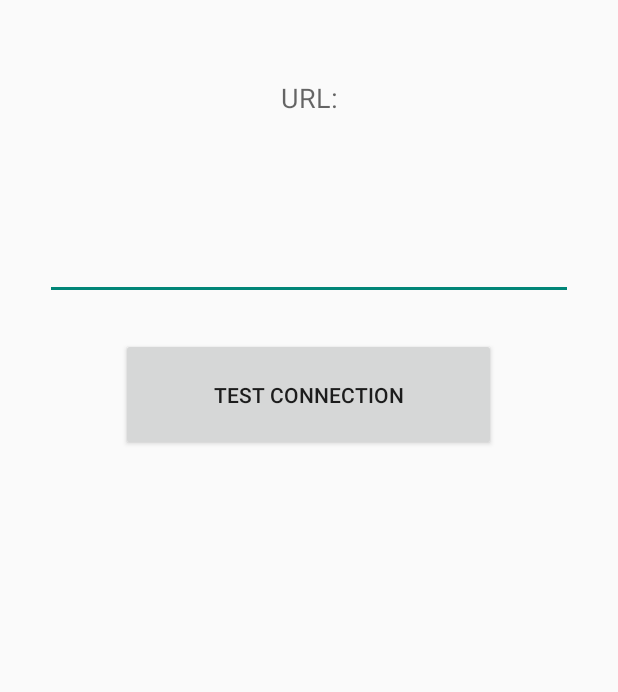
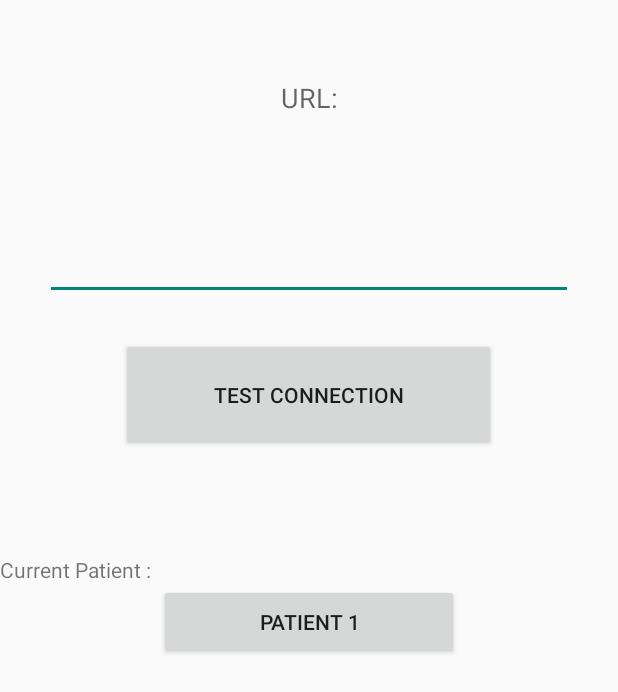
Before and after one commit to triarts/AI-FinalProject, an Android app: the screen it shows after launch (SettingActivity), after a tap on "User", on a phone screen of 412 x 824 dp. Shown: the top 692 px of the screen. Run offline under Robolectric (Android 15) with nearby library versions, the phone set to English and light mode, and no system bars; our stand-ins replace Volley; libraries missing offline, so code that uses them is left out: com.jjoe64.graphview; network calls fail; 14 statements that could not run were skipped.

Commit message:
multi device

```diff
--- a/app/build.gradle
+++ b/app/build.gradle
@@ -23,9 +23,13 @@ dependencies {
     implementation 'com.android.support:appcompat-v7:28.0.0'
     implementation 'com.android.support.constraint:constraint-layout:1.1.3'
     testImplementation 'junit:junit:4.12'
+    implementation 'com.jjoe64:graphview:4.2.2'
+
     androidTestImplementation 'com.android.support.test:runner:1.0.2'
     androidTestImplementation 'com.android.support.test.espresso:espresso-core:3.0.2'
 
     implementation 'com.android.volley:volley:1.1.1'
     implementation 'com.opencsv:opencsv:3.9'
+
+
 }
--- a/app/src/main/java/com/personalapp/ai_final_project/Global.java
+++ b/app/src/main/java/com/personalapp/ai_final_project/Global.java
@@ -2,12 +2,13 @@ package com.personalapp.ai_final_project;
 
 public class Global {
 
-    static String url_link,SETTING_FLAG,defaultURL,FILENAME,FILENAME2,keyJson;
+    static String url_link,SETTING_FLAG,defaultURL,FILENAME,FILENAME2,keyJson,patientId;
     static int csv_full,csv_500,csv_filtered,csv_small;
     public Global()
     {
         SETTING_FLAG = "setting_flag";
         url_link = "URLLINK";
+        patientId = "patientId";
 
 
         FILENAME = "raw/mitbih_test_number_format.csv";
--- a/app/src/main/java/com/personalapp/ai_final_project/MainActivity.java
+++ b/app/src/main/java/com/personalapp/ai_final_project/MainActivity.java
@@ -18,6 +18,12 @@ import android.widget.Button;
 import android.widget.SeekBar;
 import android.widget.TextView;
 import android.widget.Toast;
+
+import com.jjoe64.graphview.GraphView;
+import com.jjoe64.graphview.GridLabelRenderer;
+import com.jjoe64.graphview.Viewport;
+import com.jjoe64.graphview.series.DataPoint;
+import com.jjoe64.graphview.series.LineGraphSeries;
 
 import java.io.InputStream;
 import java.util.ArrayList;
@@ -45,6 +51,13 @@ public class MainActivity extends AppCompatActivity {
     List<String[]> listHBCSV;
 
     boolean flagRandom = true;
+
+    //## graph
+    private LineGraphSeries<DataPoint> series;
+    private int lastX = 0;
+    private int rowcounter=0;
+    private String[] datagraph;
+    private int counter;
     @Override
     protected void onCreate(Bundle savedInstanceState) {
         super.onCreate(savedInstanceState);
@@ -79,6 +92,26 @@ public class MainActivity extends AppCompatActivity {
             Collections.shuffle(listHBCSV);
         }
 
+        //###GRAPH
+        datagraph =  (String[]) listHBCSV.get(rowcounter);
+        GraphView graph = (GraphView) findViewById(R.id.graph);
+        graph.getGridLabelRenderer().setGridStyle( GridLabelRenderer.GridStyle.NONE );
+        // data
+        series = new LineGraphSeries<DataPoint>();
+        graph.addSeries(series);
+        // customize a little bit viewport
+        Viewport viewport = graph.getViewport();
+        viewport.setDrawBorder(true);
+        viewport.setYAxisBoundsManual(true);
+        viewport.setXAxisBoundsManual(true);
+        viewport.setMinX(0);
+        viewport.setMaxX(1000);
+        viewport.setMinY(-0.1);
+        viewport.setMaxY(1.5);
+        viewport.setScrollable(true);
+        //###GRAPH
+
+
         //tvLog.append(PostToServer.StringArrayCombine(list.get(0)));
 
 
@@ -89,7 +122,8 @@ public class MainActivity extends AppCompatActivity {
         //PostToServer.postRequest(glob.defaultURL,MainActivity.this,PostToServer.setJson("hb",ArrList));
         setupArrListSample();
         mPostToServer.setTextViewLog(tvLog);
-        mPostToServer.setAllVariable(glob.defaultURL,MainActivity.this,PostToServer.setJson(glob.keyJson,setupArrListSample()));
+        mPostToServer.setShared(MainActivity.this);
+        mPostToServer.setAllVariable(glob.defaultURL,PostToServer.setJson(glob.keyJson,setupArrListSample()));
 
 
 
@@ -240,31 +274,53 @@ public class MainActivity extends AppCompatActivity {
         return super.onOptionsItemSelected(item);
     }
 
-    public  boolean isStoragePermissionGranted() {
-        if (Build.VERSION.SDK_INT >= Build.VERSION_CODES.M) {
-            if (checkSelfPermission(android.Manifest.permission.WRITE_EXTERNAL_STORAGE)
-                    == PackageManager.PERMISSION_GRANTED) {
-                Log.v(TAG,"Permission is granted");
-                return true;
-            } else {
 
-                Log.v(TAG,"Permission is revoked");
-                ActivityCompat.requestPermissions(this, new String[]{Manifest.permission.WRITE_EXTERNAL_STORAGE}, 1);
-                return false;
+    //###GRAPH
+    @Override
+    protected void onResume() {
+        super.onResume();
+        // we're going to simulate real time with thread that append data to the graph
+        new Thread(new Runnable() {
+            @Override
+            public void run() {
+                for (int i = 0; i <listHBCSV.size(); i++) {
+                    runOnUiThread(new Runnable() {
+                        @Override
+                        public void run() {
+                            for(int i=0;i<187;i++)
+                            {
+                                if(counter < datagraph.length-1)
+                                {
+                                    addEntry();
+                                    counter+=1;
+                                }
+                                else{
+                                    rowcounter++;
+                                    counter=0;
+
+                                }
+                            }
+
+                        }
+                    });
+
+                    // sleep to slow down the add of entries
+                    try {
+                        Thread.sleep(5000);
+                    } catch (InterruptedException e) {
+                        // manage error ...
+                    }
+                }
             }
-        }
-        else { //permission is automatically granted on sdk<23 upon installation
-            Log.v(TAG,"Permission is granted");
-            return true;
-        }
+        }).start();
     }
 
-    @Override
-    public void onRequestPermissionsResult(int requestCode, String[] permissions, int[] grantResults) {
-        super.onRequestPermissionsResult(requestCode, permissions, grantResults);
-        if(grantResults.length > 0 && grantResults[0] == PackageManager.PERMISSION_GRANTED){
-            Log.v(TAG,"Permission: "+permissions[0]+ "was "+grantResults[0]);
-            //resume tasks needing this permission
-        }
+    // add random data to graph
+    Double dataInput;
+    private void addEntry() {
+            dataInput = Double.parseDouble(datagraph[counter]);
+            // here, we choose to display max 10 points on the viewport and we scroll to end
+            series.appendData(new DataPoint(lastX++, dataInput), true, 935);
     }
+    //###GRAPH
 }
--- a/app/src/main/java/com/personalapp/ai_final_project/PostToServer.java
+++ b/app/src/main/java/com/personalapp/ai_final_project/PostToServer.java
@@ -1,6 +1,7 @@
 package com.personalapp.ai_final_project;
 
 import android.content.Context;
+import android.content.SharedPreferences;
 import android.util.Log;
 import android.widget.TextView;
 import android.widget.Toast;
@@ -25,10 +26,12 @@ public class PostToServer {
     Context con;
     Map<String, String> postParam;
     static TextView tvLog;
-
+    static SharedPreferences sharedPref;
+    static Global glob = new Global();
     public PostToServer() {
 
     }
+
 
     public PostToServer(String url, final Context con, Map<String, String> postParam) {
         this.URL = url;
@@ -36,11 +39,17 @@ public class PostToServer {
         this.postParam = postParam;
     }
 
-    public void setAllVariable(String url, final Context con, Map<String, String> postParam)
+    public void setShared(final Context con)
+    {
+        this.con = con;
+        sharedPref = con.getSharedPreferences(glob.SETTING_FLAG, con.MODE_PRIVATE);
+    }
+
+    public void setAllVariable(String url , Map<String, String> postParam)
     {
         this.URL = url;
-        this.con = con;
         this.postParam = postParam;
+
     }
 
     public void setPostParam(Map<String, String> postParam) {
@@ -114,7 +123,11 @@ public class PostToServer {
     public static Map<String, String> setJson(String Name, List<String> valList)
     {
         Map<String, String> postParam= new HashMap<String, String>();
+        //#set Size
         postParam.put("HBCount",String.valueOf(valList.size()));
+        //#set PatientId
+        int patientID = sharedPref.getInt(glob.patientId, 0);
+        postParam.put("PID",String.valueOf(patientID));//patientID
         for(int i=0;i<valList.size();i++)
         {
             postParam.put(Name+i, valList.get(i));
--- a/app/src/main/java/com/personalapp/ai_final_project/SettingActivity.java
+++ b/app/src/main/java/com/personalapp/ai_final_project/SettingActivity.java
@@ -27,7 +27,7 @@ import java.util.Map;
 public class SettingActivity extends AppCompatActivity {
 
     EditText etURL;
-    Button btnCheck;
+    Button btnCheck,btnPatient;
     TextView tvSavedUrL;
     clickListener clickListener = new clickListener();
     Global glob = new Global();
@@ -41,13 +41,25 @@ public class SettingActivity extends AppCompatActivity {
         etURL = (EditText) findViewById(R.id.etURL);
         tvSavedUrL = (TextView) findViewById(R.id.tvSavedURL);
         btnCheck = (Button) findViewById(R.id.btnCheck);
+        btnPatient = (Button) findViewById(R.id.btnPatient);
 
 
         btnCheck.setOnClickListener(clickListener);
+        btnPatient.setOnClickListener(clickListener);
 
         //write
-//        sharedPref = getSharedPreferences(glob.SETTING_FLAG, MODE_PRIVATE);
-//        editor = sharedPref.edit();
+        sharedPref = getSharedPreferences(glob.SETTING_FLAG, MODE_PRIVATE);
+        editor = sharedPref.edit();
+        int lastPatientId = sharedPref.getInt(glob.patientId, 0);
+        if(lastPatientId == 0)
+        {
+            editor.putInt(glob.patientId, 1);
+            editor.apply();
+        }
+        else
+        {
+            btnPatient.setText("Patient "+lastPatientId);
+        }
 //        editor.putInt(glob.url_link, newHighScore);
 //        editor.apply();
 
@@ -83,6 +95,25 @@ public class SettingActivity extends AppCompatActivity {
                 // save url at shared preferences
                 //Toast.makeText(SettingActivity.this, "btn clicked", Toast.LENGTH_LONG).show();
             }
+            if(R.id.btnPatient == v.getId())
+            {
+                int lastPatientId = sharedPref.getInt(glob.patientId, 0);
+                if(lastPatientId == 1)
+                {
+                    editor.putInt(glob.patientId, 2);
+                    editor.apply();
+                    btnPatient.setText("Patient 2");
+                }
+                else if(lastPatientId == 2)
+                {
+                    editor.putInt(glob.patientId, 1);
+                    editor.apply();
+                    btnPatient.setText("Patient 1");
+                }
+
+                int currID = sharedPref.getInt(glob.patientId, 0);
+                Toast.makeText(SettingActivity.this, "patient Id : "+currID, Toast.LENGTH_LONG).show();
+            }
         }
     }
 }
--- a/app/src/main/res/layout/activity_main.xml
+++ b/app/src/main/res/layout/activity_main.xml
@@ -14,6 +14,12 @@
         android:elevation="4dp"
         android:theme="@style/ThemeOverlay.AppCompat.ActionBar"
         app:popupTheme="@style/ThemeOverlay.AppCompat.Light"/>
+
+    <com.jjoe64.graphview.GraphView
+        android:id="@+id/graph"
+        android:layout_width="match_parent"
+        android:layout_height="200dp"
+        android:layout_marginBottom="20dp" />
 
     <ScrollView
         android:layout_width="match_parent"
--- a/app/src/main/res/layout/activity_setting.xml
+++ b/app/src/main/res/layout/activity_setting.xml
@@ -44,6 +44,23 @@
         android:gravity="left"
         android:layout_marginTop="50dp"/>
 
+    <LinearLayout
+        android:layout_width="match_parent"
+        android:layout_height="wrap_content"
+        android:orientation="vertical"
+        android:gravity="center">
+        <TextView
+            android:layout_width="match_parent"
+            android:layout_height="wrap_content"
+            android:text="Current Patient : "/>
+        <Button
+            android:layout_width="200dp"
+            android:layout_height="50dp"
+            android:id="@+id/btnPatient"
+            android:text="Patient 1"/>
+    </LinearLayout>
+
+
 
 
 </LinearLayout>
```
